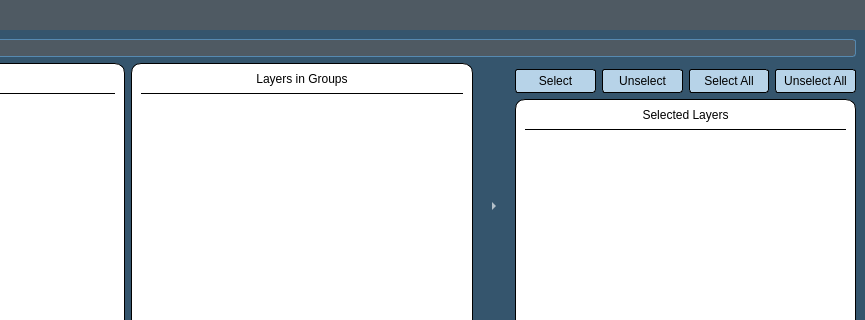
Above: Kompozycje/nowa_kompozycja.ui from GIAPspzoo/GIAP_PolaMap_lite before the change; both pictures show x 345 to 1210 and y 0 to 320 of the 1210 by 615 pixel window. Below: the same form after it.
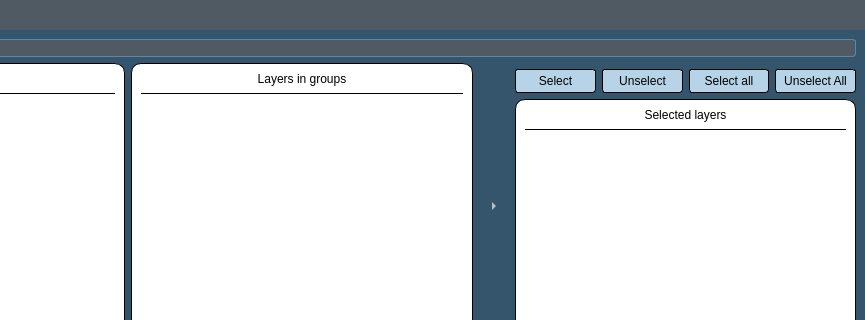
That is the form after the change. Icons and pictures are not drawn.

Patch:
```diff
--- a/Kompozycje/nowa_kompozycja.ui
+++ b/Kompozycje/nowa_kompozycja.ui
@@ -367,7 +367,7 @@
 color: black;</string>
            </property>
            <property name="text">
-            <string>Layers in Groups</string>
+            <string>Layers in groups</string>
            </property>
            <property name="alignment">
             <set>Qt::AlignCenter</set>
@@ -453,7 +453,7 @@
 color: black;</string>
            </property>
            <property name="text">
-            <string>Selected Layers</string>
+            <string>Selected layers</string>
            </property>
            <property name="alignment">
             <set>Qt::AlignCenter</set>
@@ -539,7 +539,7 @@
          <item>
           <widget class="QPushButton" name="checkAllPushButton">
            <property name="text">
-            <string>Select All</string>
+            <string>Select all</string>
            </property>
           </widget>
          </item>
```
